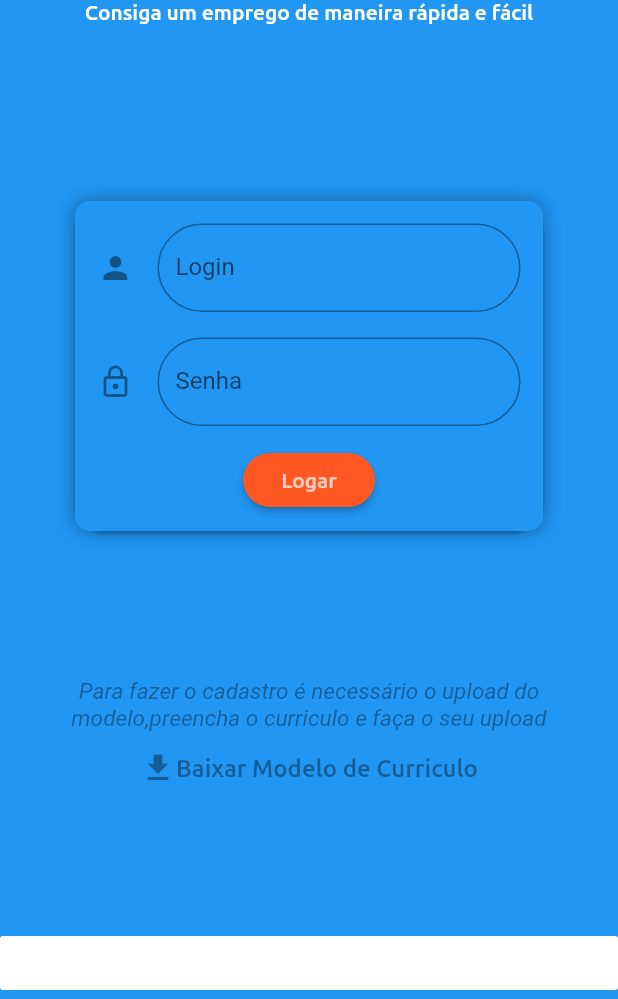
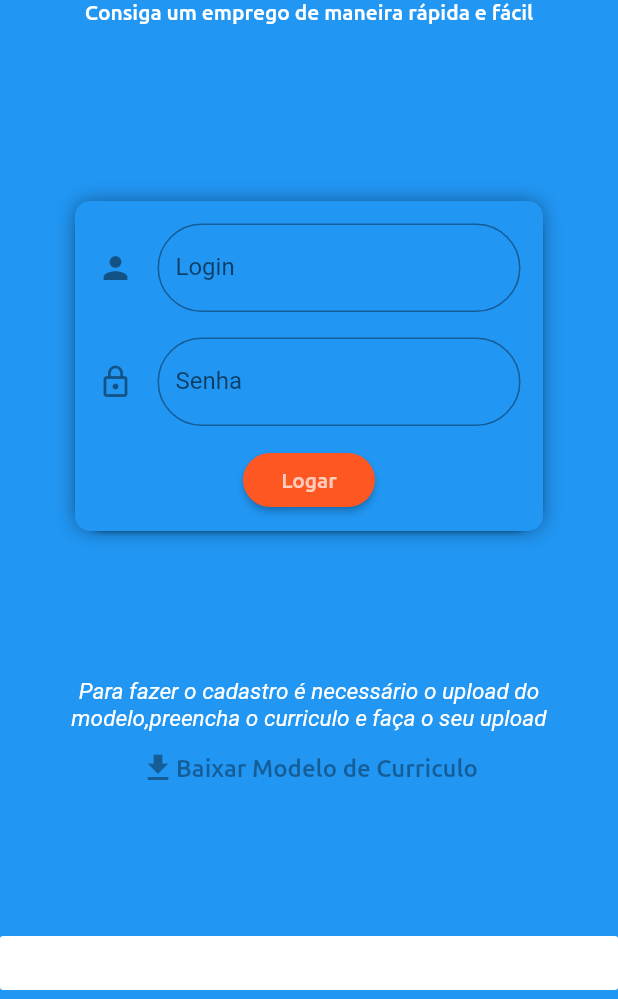
Before and after one commit to pedroelias520/Employ, a Flutter app: the screen it shows after launch, after a tap on "Continuar", on a phone screen of 412 x 824 dp, the part 237-1236 px from its top. Run offline on Flutter 3.47's test engine with Material 2 defaults, Android fonts, the phone set to English and light mode, and no system bars; our stand-ins replace auto_size_text, cloud_firestore, file_picker, firebase_auth, firebase_storage, google_sign_in and 1 more; missing offline and left inert: flutter_downloader; accounts and stored records are empty; project files that could hold a hidden picture were left out.

Commit message:
upgrade: nem front end design

```diff
--- a/employ/lib/login_page.dart
+++ b/employ/lib/login_page.dart
@@ -178,7 +178,7 @@ class _LoginPageState extends State<LoginPage> {
                       style: TextStyle(
                           fontStyle: FontStyle.italic,
                           fontSize: 15,
-                          color: Colors.black38),
+                          color: Colors.white),
                       textAlign: TextAlign.center,
                     ),
                     FlatButton(
```
